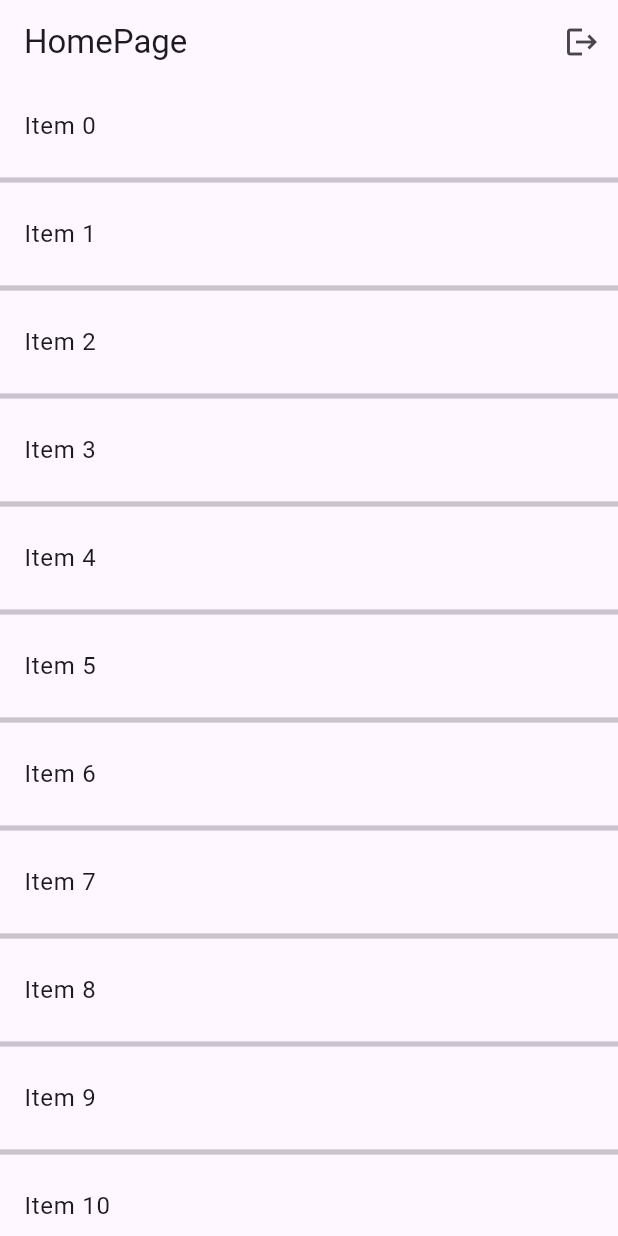
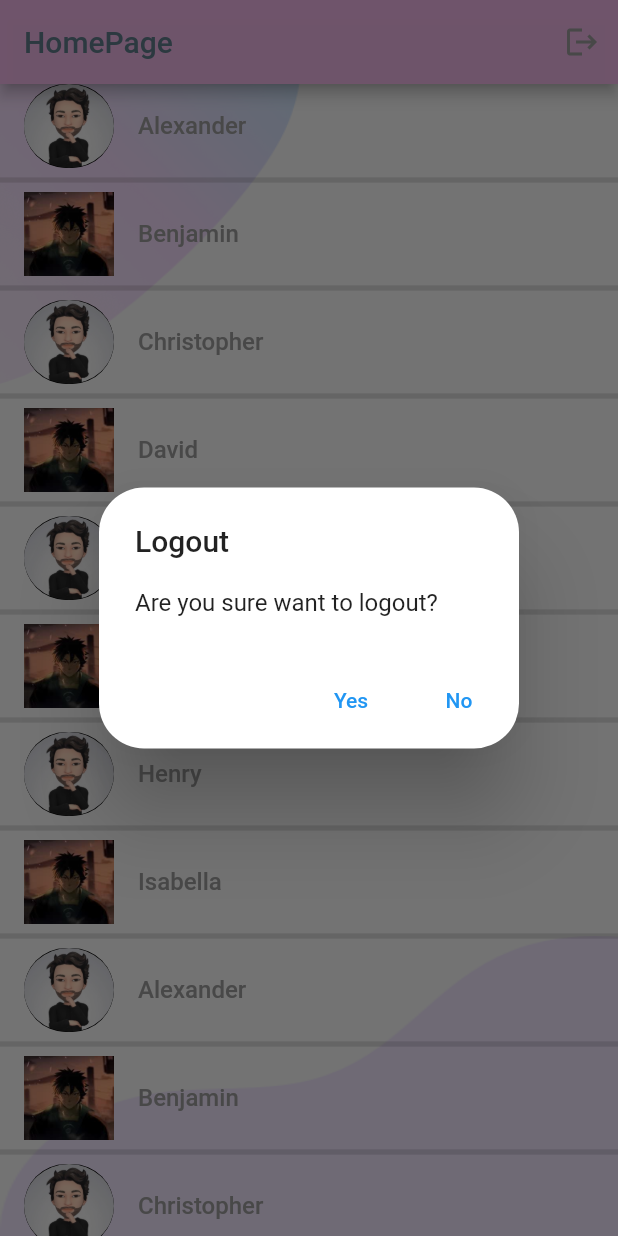
Before and after one commit to anilantony49/login_page, a Flutter app: the HomePage screen opened directly, after a tap on the "logout" icon, on a phone screen of 412 x 824 dp. Run offline on Flutter 3.47's test engine with Material 2 defaults, Android fonts, the phone set to English and light mode, and no system bars; our stand-ins replace flutter_svg, google_fonts, shared_preferences; accounts and stored records are empty.

Commit message:
homepage finished

```diff
--- /dev/null
+++ b/lib/components/constatnts.dart
@@ -0,0 +1,5 @@
+import 'package:flutter/material.dart';
+
+const kHeight1 = SizedBox(height: 10,);
+const kHeight2 = SizedBox(height: 20,);
+const kHeight3 = SizedBox(height: 25,);
--- a/lib/components/square_tile.dart
+++ b/lib/components/square_tile.dart
@@ -13,7 +13,7 @@ class SquareTile extends StatelessWidget {
       borderRadius: BorderRadius.circular(16),
       color: Colors.grey[200]),
       child: Image.asset(imagePath,
-      height: 40,),
+      height: 30,),
     );
   }
 }
--- a/lib/homepage/homepage.dart
+++ b/lib/homepage/homepage.dart
@@ -1,33 +1,142 @@
 import 'package:flutter/material.dart';
+import 'package:google_fonts/google_fonts.dart';
+import 'package:login_page/loginpage/login_page.dart';
+import 'package:login_page/main.dart';
+import 'package:shared_preferences/shared_preferences.dart';
 
 class HomePage extends StatelessWidget {
-  final List<String> items = List.generate(100, (index) => "Item $index");
-
+  final List<String> items = [
+    "Alexander",
+    "Benjamin",
+    "Christopher",
+    "David",
+    "Ethan",
+    "Gabriel",
+    "Henry",
+    "Isabella",
+    "Alexander",
+    "Benjamin",
+    "Christopher",
+    "David",
+    "Ethan",
+    "Gabriel",
+    "Henry",
+    "Isabella",
+  ];
   HomePage({super.key});
 
   @override
   Widget build(BuildContext context) {
     return Scaffold(
       appBar: AppBar(
+        backgroundColor: const Color.fromARGB(244, 243, 182, 234),
         automaticallyImplyLeading: false,
-        title: const Text('HomePage'),
+        title:
+            Text('HomePage', style: GoogleFonts.roboto(color: Colors.blueGrey)),
         actions: [
           IconButton(
-            onPressed: () {},
-            icon: const Icon(Icons.logout),
+            onPressed: () {
+              showDialog(
+                  context: context,
+                  builder: (BuildContext context) {
+                    return AlertDialog(
+                      shape: RoundedRectangleBorder(
+                          borderRadius: BorderRadius.circular(30)),
+                      title: const Text("Logout"),
+                      content: const Text('Are you sure want to logout?'),
+                      actions: [
+                        TextButton(
+                            onPressed: () {
+                              logout(context);
+                            },
+                            child: const Text('Yes')),
+                        TextButton(
+                            onPressed: () {
+                              Navigator.of(context).pop();
+                            },
+                            child: const Text('No'))
+                      ],
+                    );
+                  });
+            },
+            icon: const Icon(
+              Icons.logout,
+              color: Colors.grey,
+            ),
             tooltip: 'Logout',
           )
         ],
       ),
-      body: ListView.separated(
-        separatorBuilder: (context, index) => Divider(thickness: 3.5,),
+      body: Stack(children: [
+        Image.asset(
+          'assets/images/main_top.png',
+          width: 200,
+          height: 200,
+          fit: BoxFit.fill,
+        ),
+        Positioned(
+            bottom: 0, // Position at the bottom of the screen
+            left: 0,
+            right: 0,
+            child: Image.asset(
+              'assets/images/login_bottom.png',
+              width: 200,
+              height: 200,
+              fit: BoxFit.fill,
+            )),
+        ListView.separated(
+          separatorBuilder: (context, index) => const Divider(
+            thickness: 3.5,
+          ),
           itemBuilder: (context, index) {
+            final isCircle = index.isEven;
             return ListTile(
-            title: Text(items[index]),
+              leading: Container(
+                width: 60,
+                height: 60,
+                decoration: BoxDecoration(
+                    // shape: BoxShape.circle,
+                    //  shape: isCircle ? BoxShape.circle : BoxShape.rectangle,
+                    borderRadius: isCircle
+                        ? BorderRadius.circular(100)
+                        : BorderRadius.circular(5),
+                    color: Colors.black),
+                child: isCircle
+                    ? ClipOval(
+                        clipBehavior: Clip.antiAlias,
+                        child: Image.asset(
+                          'assets/images/IMG_5706.png',
+                          fit: BoxFit.fill,
+                        ))
+                    : Image.asset(
+                        'assets/images/download.jpg',
+                        fit: BoxFit.fill,
+                      ),
+              ),
+              title: Text(
+                items[index],
+                style: const TextStyle(
+                    color: Colors.grey, fontWeight: FontWeight.w500),
+              ),
             );
           },
           itemCount: items.length,
         ),
+      ]),
     );
   }
+
+  void logout(BuildContext context) async {
+    final sharedPrefs = await SharedPreferences.getInstance();
+    // await sharedPrefs.setBool(saveKey, false);
+    await sharedPrefs.clear();
+    Navigator.of(context).pushAndRemoveUntil(
+        MaterialPageRoute(builder: (context) => const LoginPage()),
+        (route) => false);
+    ScaffoldMessenger.of(context).showSnackBar(const SnackBar(
+      content: Text('Logout succesfully'),
+      behavior: SnackBarBehavior.floating,
+      margin: EdgeInsets.all(10),
+    ));
   }
+}
```
Also changed, not shown: lib/components/my_button.dart (+49 -10 lines), lib/components/my_textfield.dart (+17 -5 lines), lib/credentials/keys.dart (added, +9 -0 lines), lib/login_page.dart (deleted, +0 -176 lines), lib/loginpage/login_page.dart (added, +202 -0 lines), lib/loginpage/splash_screen.dart (added, +56 -0 lines), lib/main.dart (+8 -5 lines), pubspec.yaml (+7 -18 lines), assets/icons/signup.svg (added), assets/images/IMG_5706.png (added), assets/images/download.jpg (added), assets/images/flutter.png (added), assets/images/login_bottom.png (added), assets/images/main_bottom.png (added), 3 more files, 1 other file. Lines whose indentation alone changed are shown as unchanged.
